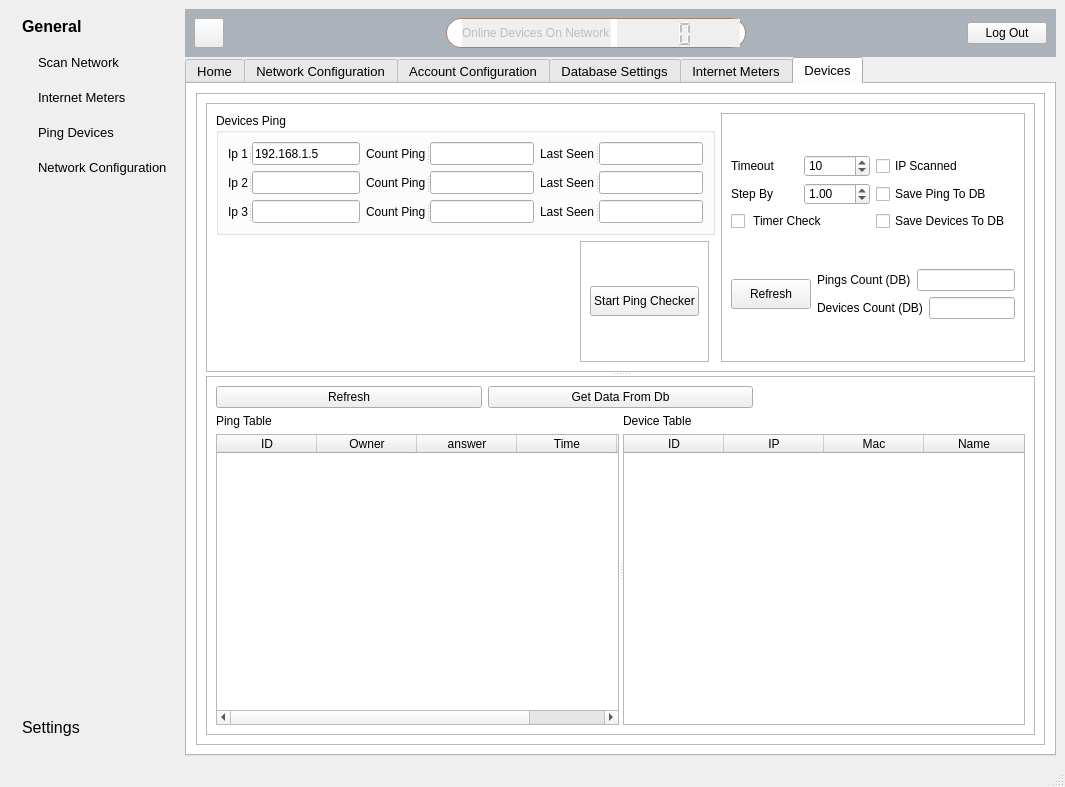
First picture: the form in front/main_window2.ui, repository mohamedkhaledegy/Final-Project, before the edit.
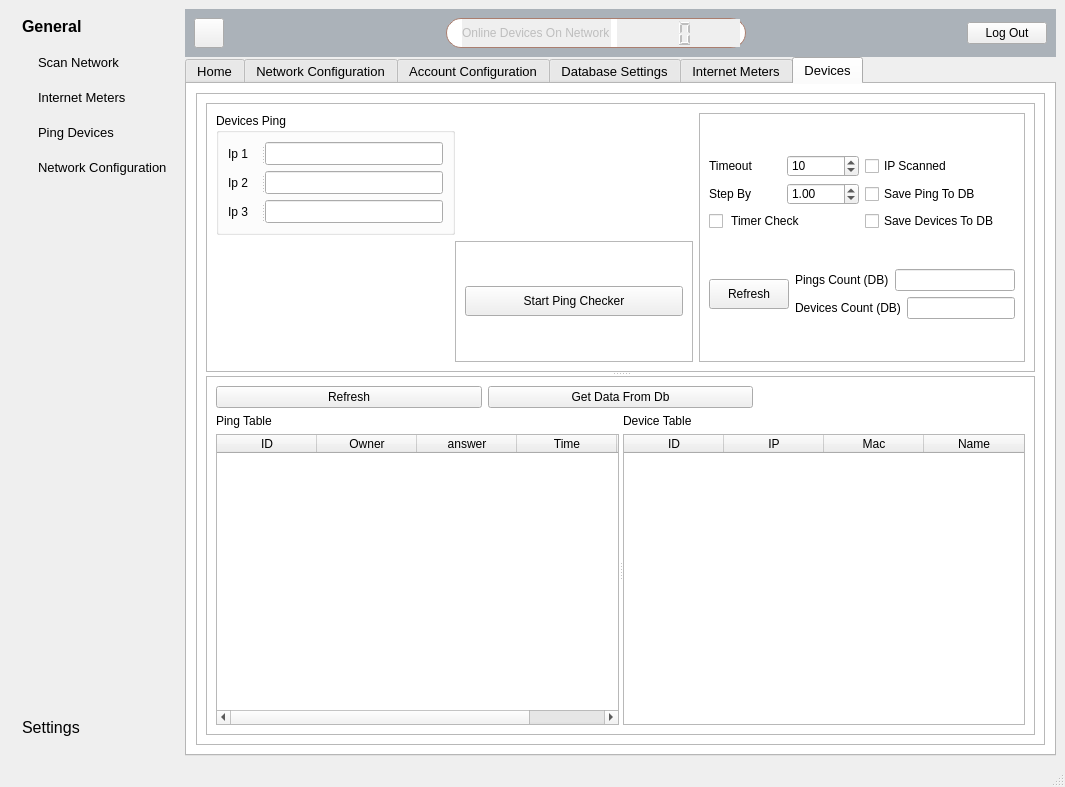
Second picture: the form after the edit. The open tabs and pages were chosen to show the change. Icons and pictures are not drawn. Custom widgets are drawn as their Qt base class.

```diff
--- a/front/main_window2.ui
+++ b/front/main_window2.ui
@@ -3072,276 +3072,6 @@
                   <enum>QFrame::Raised</enum>
                  </property>
                  <layout class="QGridLayout" name="gridLayout_50">
-                  <item row="0" column="0" colspan="3">
-                   <widget class="QGroupBox" name="groupBox_3">
-                    <property name="title">
-                     <string>Devices Ping</string>
-                    </property>
-                    <layout class="QGridLayout" name="gridLayout_47">
-                     <item row="0" column="0">
-                      <widget class="QSplitter" name="splitter_19">
-                       <property name="maximumSize">
-                        <size>
-                         <width>16777215</width>
-                         <height>16777215</height>
-                        </size>
-                       </property>
-                       <property name="orientation">
-                        <enum>Qt::Horizontal</enum>
-                       </property>
-                       <widget class="QLabel" name="label_32">
-                        <property name="text">
-                         <string>Ip 1</string>
-                        </property>
-                       </widget>
-                       <widget class="QLineEdit" name="lineEdit_ip_to_ping_1">
-                        <property name="sizePolicy">
-                         <sizepolicy hsizetype="Expanding" vsizetype="Expanding">
-                          <horstretch>0</horstretch>
-                          <verstretch>0</verstretch>
-                         </sizepolicy>
-                        </property>
-                        <property name="text">
-                         <string>192.168.1.5</string>
-                        </property>
-                       </widget>
-                      </widget>
-                     </item>
-                     <item row="0" column="1">
-                      <widget class="QSplitter" name="splitter_20">
-                       <property name="maximumSize">
-                        <size>
-                         <width>16777215</width>
-                         <height>16777215</height>
-                        </size>
-                       </property>
-                       <property name="orientation">
-                        <enum>Qt::Horizontal</enum>
-                       </property>
-                       <widget class="QLabel" name="label_39">
-                        <property name="text">
-                         <string>Count Ping</string>
-                        </property>
-                       </widget>
-                       <widget class="QLineEdit" name="lineEdit_ip1_ping_count">
-                        <property name="sizePolicy">
-                         <sizepolicy hsizetype="Expanding" vsizetype="Expanding">
-                          <horstretch>0</horstretch>
-                          <verstretch>0</verstretch>
-                         </sizepolicy>
-                        </property>
-                        <property name="text">
-                         <string/>
-                        </property>
-                       </widget>
-                      </widget>
-                     </item>
-                     <item row="0" column="2">
-                      <widget class="QSplitter" name="splitter_21">
-                       <property name="maximumSize">
-                        <size>
-                         <width>16777215</width>
-                         <height>16777215</height>
-                        </size>
-                       </property>
-                       <property name="orientation">
-                        <enum>Qt::Horizontal</enum>
-                       </property>
-                       <widget class="QLabel" name="label_58">
-                        <property name="text">
-                         <string>Last Seen</string>
-                        </property>
-                       </widget>
-                       <widget class="QLineEdit" name="lineEdit_ip1_ping_last">
-                        <property name="sizePolicy">
-                         <sizepolicy hsizetype="Expanding" vsizetype="Expanding">
-                          <horstretch>0</horstretch>
-                          <verstretch>0</verstretch>
-                         </sizepolicy>
-                        </property>
-                        <property name="text">
-                         <string/>
-                        </property>
-                       </widget>
-                      </widget>
-                     </item>
-                     <item row="1" column="0">
-                      <widget class="QSplitter" name="splitter_24">
-                       <property name="maximumSize">
-                        <size>
-                         <width>16777215</width>
-                         <height>16777215</height>
-                        </size>
-                       </property>
-                       <property name="orientation">
-                        <enum>Qt::Horizontal</enum>
-                       </property>
-                       <widget class="QLabel" name="label_67">
-                        <property name="text">
-                         <string>Ip 2</string>
-                        </property>
-                       </widget>
-                       <widget class="QLineEdit" name="lineEdit_ip_to_ping_2">
-                        <property name="sizePolicy">
-                         <sizepolicy hsizetype="Expanding" vsizetype="Expanding">
-                          <horstretch>0</horstretch>
-                          <verstretch>0</verstretch>
-                         </sizepolicy>
-                        </property>
-                        <property name="text">
-                         <string/>
-                        </property>
-                       </widget>
-                      </widget>
-                     </item>
-                     <item row="1" column="1">
-                      <widget class="QSplitter" name="splitter_23">
-                       <property name="maximumSize">
-                        <size>
-                         <width>16777215</width>
-                         <height>16777215</height>
-                        </size>
-                       </property>
-                       <property name="orientation">
-                        <enum>Qt::Horizontal</enum>
-                       </property>
-                       <widget class="QLabel" name="label_66">
-                        <property name="text">
-                         <string>Count Ping</string>
-                        </property>
-                       </widget>
-                       <widget class="QLineEdit" name="lineEdit_ip2_ping_count">
-                        <property name="sizePolicy">
-                         <sizepolicy hsizetype="Expanding" vsizetype="Expanding">
-                          <horstretch>0</horstretch>
-                          <verstretch>0</verstretch>
-                         </sizepolicy>
-                        </property>
-                        <property name="text">
-                         <string/>
-                        </property>
-                       </widget>
-                      </widget>
-                     </item>
-                     <item row="1" column="2">
-                      <widget class="QSplitter" name="splitter_22">
-                       <property name="maximumSize">
-                        <size>
-                         <width>16777215</width>
-                         <height>16777215</height>
-                        </size>
-                       </property>
-                       <property name="orientation">
-                        <enum>Qt::Horizontal</enum>
-                       </property>
-                       <widget class="QLabel" name="label_65">
-                        <property name="text">
-                         <string>Last Seen</string>
-                        </property>
-                       </widget>
-                       <widget class="QLineEdit" name="lineEdit_ip1_ping_last_2">
-                        <property name="sizePolicy">
-                         <sizepolicy hsizetype="Expanding" vsizetype="Expanding">
-                          <horstretch>0</horstretch>
-                          <verstretch>0</verstretch>
-                         </sizepolicy>
-                        </property>
-                        <property name="text">
-                         <string/>
-                        </property>
-                       </widget>
-                      </widget>
-                     </item>
-                     <item row="2" column="0">
-                      <widget class="QSplitter" name="splitter_27">
-                       <property name="maximumSize">
-                        <size>
-                         <width>16777215</width>
-                         <height>16777215</height>
-                        </size>
-                       </property>
-                       <property name="orientation">
-                        <enum>Qt::Horizontal</enum>
-                       </property>
-                       <widget class="QLabel" name="label_70">
-                        <property name="text">
-                         <string>Ip 3</string>
-                        </property>
-                       </widget>
-                       <widget class="QLineEdit" name="lineEdit_ip_to_ping_3">
-                        <property name="sizePolicy">
-                         <sizepolicy hsizetype="Expanding" vsizetype="Expanding">
-                          <horstretch>0</horstretch>
-                          <verstretch>0</verstretch>
-                         </sizepolicy>
-                        </property>
-                        <property name="text">
-                         <string/>
-                        </property>
-                       </widget>
-                      </widget>
-                     </item>
-                     <item row="2" column="1">
-                      <widget class="QSplitter" name="splitter_26">
-                       <property name="maximumSize">
-                        <size>
-                         <width>16777215</width>
-                         <height>16777215</height>
-                        </size>
-                       </property>
-                       <property name="orientation">
-                        <enum>Qt::Horizontal</enum>
-                       </property>
-                       <widget class="QLabel" name="label_69">
-                        <property name="text">
-                         <string>Count Ping</string>
-                        </property>
-                       </widget>
-                       <widget class="QLineEdit" name="lineEdit_ip3_ping_count">
-                        <property name="sizePolicy">
-                         <sizepolicy hsizetype="Expanding" vsizetype="Expanding">
-                          <horstretch>0</horstretch>
-                          <verstretch>0</verstretch>
-                         </sizepolicy>
-                        </property>
-                        <property name="text">
-                         <string/>
-                        </property>
-                       </widget>
-                      </widget>
-                     </item>
-                     <item row="2" column="2">
-                      <widget class="QSplitter" name="splitter_25">
-                       <property name="maximumSize">
-                        <size>
-                         <width>16777215</width>
-                         <height>16777215</height>
-                        </size>
-                       </property>
-                       <property name="orientation">
-                        <enum>Qt::Horizontal</enum>
-                       </property>
-                       <widget class="QLabel" name="label_68">
-                        <property name="text">
-                         <string>Last Seen</string>
-                        </property>
-                       </widget>
-                       <widget class="QLineEdit" name="lineEdit_ip1_ping_last_3">
-                        <property name="sizePolicy">
-                         <sizepolicy hsizetype="Expanding" vsizetype="Expanding">
-                          <horstretch>0</horstretch>
-                          <verstretch>0</verstretch>
-                         </sizepolicy>
-                        </property>
-                        <property name="text">
-                         <string/>
-                        </property>
-                       </widget>
-                      </widget>
-                     </item>
-                    </layout>
-                   </widget>
-                  </item>
                   <item row="0" column="3" rowspan="2">
                    <widget class="QFrame" name="frame_25">
                     <property name="frameShape">
@@ -3351,7 +3081,7 @@
                      <enum>QFrame::Raised</enum>
                     </property>
                     <layout class="QGridLayout" name="gridLayout_49">
-                     <item row="0" column="0">
+                     <item row="0" column="1">
                       <layout class="QGridLayout" name="gridLayout_44">
                        <item row="0" column="1">
                         <widget class="QCheckBox" name="checkBox_ping_ip_scanned">
@@ -3419,7 +3149,7 @@
                        </item>
                       </layout>
                      </item>
-                     <item row="1" column="0">
+                     <item row="1" column="1">
                       <layout class="QGridLayout" name="gridLayout_46">
                        <item row="0" column="1">
                         <layout class="QHBoxLayout" name="horizontalLayout_22">
@@ -3475,7 +3205,129 @@
                     </layout>
                    </widget>
                   </item>
-                  <item row="1" column="1">
+                  <item row="0" column="0" colspan="2">
+                   <widget class="QGroupBox" name="groupBox_3">
+                    <property name="title">
+                     <string>Devices Ping</string>
+                    </property>
+                    <layout class="QGridLayout" name="gridLayout_47">
+                     <item row="0" column="0">
+                      <widget class="QSplitter" name="splitter_19">
+                       <property name="maximumSize">
+                        <size>
+                         <width>16777215</width>
+                         <height>16777215</height>
+                        </size>
+                       </property>
+                       <property name="orientation">
+                        <enum>Qt::Horizontal</enum>
+                       </property>
+                       <widget class="QLabel" name="label_32">
+                        <property name="text">
+                         <string>Ip 1</string>
+                        </property>
+                       </widget>
+                       <widget class="QLineEdit" name="lineEdit_ip_to_ping_1">
+                        <property name="sizePolicy">
+                         <sizepolicy hsizetype="Expanding" vsizetype="Expanding">
+                          <horstretch>0</horstretch>
+                          <verstretch>0</verstretch>
+                         </sizepolicy>
+                        </property>
+                        <property name="text">
+                         <string/>
+                        </property>
+                       </widget>
+                      </widget>
+                     </item>
+                     <item row="1" column="0">
+                      <widget class="QSplitter" name="splitter_24">
+                       <property name="maximumSize">
+                        <size>
+                         <width>16777215</width>
+                         <height>16777215</height>
+                        </size>
+                       </property>
+                       <property name="orientation">
+                        <enum>Qt::Horizontal</enum>
+                       </property>
+                       <widget class="QLabel" name="label_67">
+                        <property name="text">
+                         <string>Ip 2</string>
+                        </property>
+                       </widget>
+                       <widget class="QLineEdit" name="lineEdit_ip_to_ping_2">
+                        <property name="sizePolicy">
+                         <sizepolicy hsizetype="Expanding" vsizetype="Expanding">
+                          <horstretch>0</horstretch>
+                          <verstretch>0</verstretch>
+                         </sizepolicy>
+                        </property>
+                        <property name="text">
+                         <string/>
+                        </property>
+                       </widget>
+                      </widget>
+                     </item>
+                     <item row="2" column="0">
+                      <widget class="QSplitter" name="splitter_27">
+                       <property name="maximumSize">
+                        <size>
+                         <width>16777215</width>
+                         <height>16777215</height>
+                        </size>
+                       </property>
+                       <property name="orientation">
+                        <enum>Qt::Horizontal</enum>
+                       </property>
+                       <widget class="QLabel" name="label_70">
+                        <property name="text">
+                         <string>Ip 3</string>
+                        </property>
+                       </widget>
+                       <widget class="QLineEdit" name="lineEdit_ip_to_ping_3">
+                        <property name="sizePolicy">
+                         <sizepolicy hsizetype="Expanding" vsizetype="Expanding">
+                          <horstretch>0</horstretch>
+                          <verstretch>0</verstretch>
+                         </sizepolicy>
+                        </property>
+                        <property name="text">
+                         <string/>
+                        </property>
+                       </widget>
+                      </widget>
+                     </item>
+                    </layout>
+                   </widget>
+                  </item>
+                  <item row="0" column="2">
+                   <spacer name="horizontalSpacer_11">
+                    <property name="orientation">
+                     <enum>Qt::Horizontal</enum>
+                    </property>
+                    <property name="sizeHint" stdset="0">
+                     <size>
+                      <width>40</width>
+                      <height>20</height>
+                     </size>
+                    </property>
+                   </spacer>
+                  </item>
+                  <item row="1" column="0">
+                   <spacer name="horizontalSpacer_12">
+                    <property name="orientation">
+                     <enum>Qt::Horizontal</enum>
+                    </property>
+                    <property name="sizeHint" stdset="0">
+                     <size>
+                      <width>40</width>
+                      <height>20</height>
+                     </size>
+                    </property>
+                   </spacer>
+                  </item>
+                  <item row="1" column="1" colspan="2">
                    <widget class="QFrame" name="frame_26">
                     <property name="frameShape">
                      <enum>QFrame::StyledPanel</enum>
@@ -3500,19 +3352,6 @@
                     </layout>
                    </widget>
                   </item>
-                  <item row="1" column="0">
-                   <spacer name="horizontalSpacer_13">
-                    <property name="orientation">
-                     <enum>Qt::Horizontal</enum>
-                    </property>
-                    <property name="sizeHint" stdset="0">
-                     <size>
-                      <width>380</width>
-                      <height>20</height>
-                     </size>
-                    </property>
-                   </spacer>
-                  </item>
                  </layout>
                 </widget>
                 <widget class="QFrame" name="frame_19">
```
Left out of the diff: 19 changed lines with no effect on the pictures.
